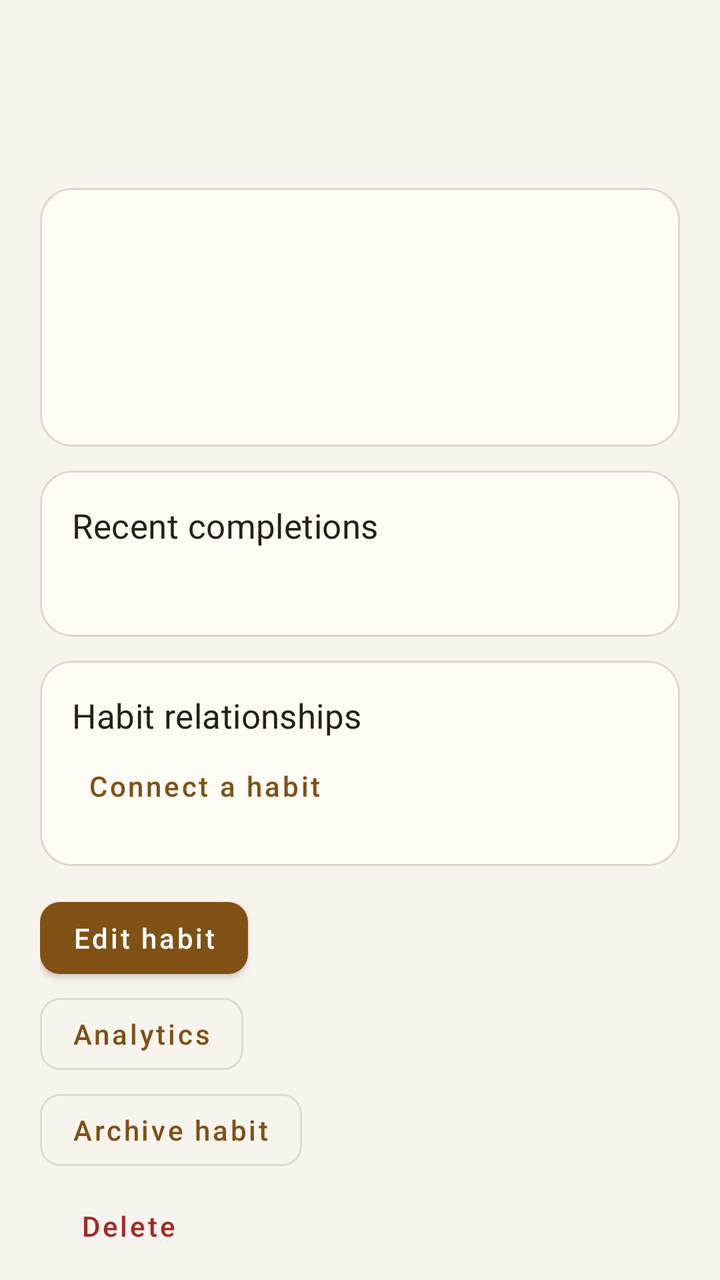
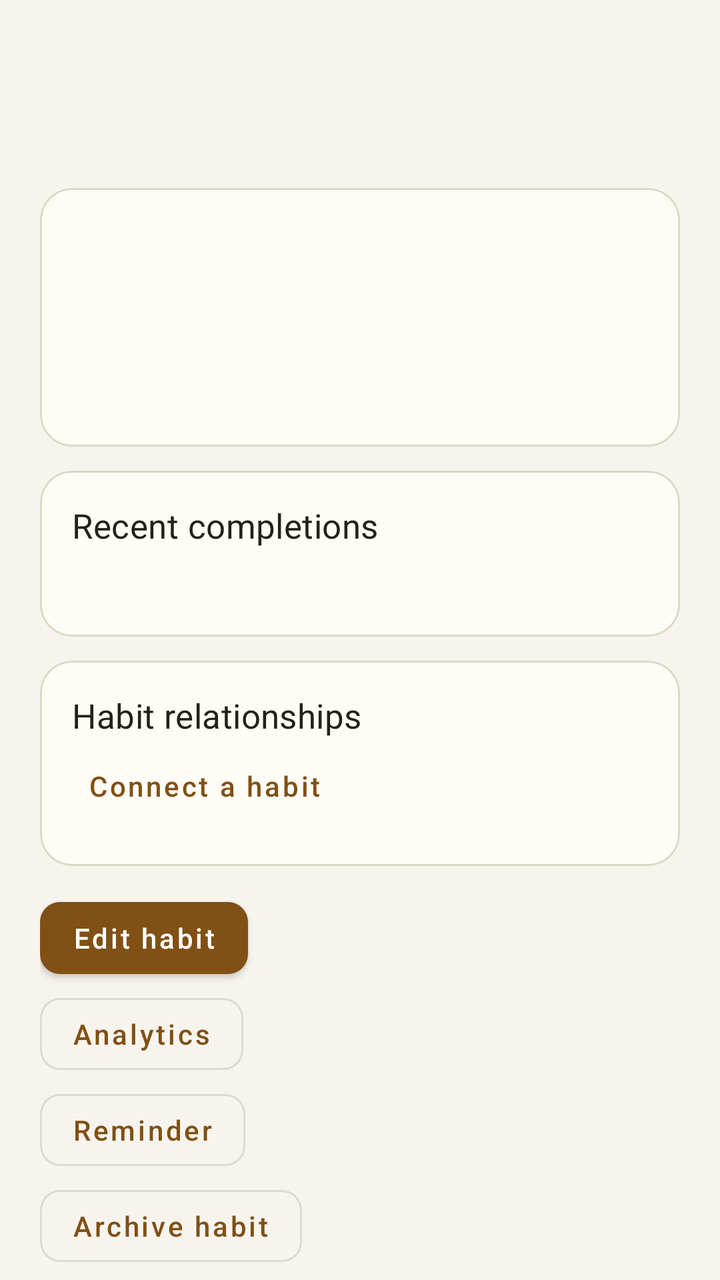

Screens rendered from an Android XML layout before and after an edit, with the pre-edit source and the edit as a unified diff.
<!-- AndroidManifest.xml: application theme Theme.Habitline -->
<!-- res/layout/screen_detail.xml -->
<?xml version="1.0" encoding="utf-8"?>
<androidx.core.widget.NestedScrollView
    xmlns:android="http://schemas.android.com/apk/res/android"
    android:layout_width="match_parent"
    android:layout_height="match_parent"
    android:clipToPadding="false"
    android:fillViewport="true">

    <LinearLayout
        android:layout_width="match_parent"
        android:layout_height="wrap_content"
        android:orientation="vertical"
        android:paddingStart="20dp"
        android:paddingEnd="20dp"
        android:paddingTop="12dp"
        android:paddingBottom="24dp">
        <TextView
            android:id="@+id/detail_name"
            style="@style/Habitline.Title"
            android:layout_width="match_parent"
            android:layout_height="wrap_content" />
        <TextView
            android:id="@+id/detail_status"
            style="@style/Habitline.Caption"
            android:layout_width="match_parent"
            android:layout_height="wrap_content"
            android:layout_marginTop="4dp" />

        <com.google.android.material.card.MaterialCardView
            style="@style/Habitline.Card"
            android:layout_width="match_parent"
            android:layout_height="wrap_content"
            android:layout_marginTop="16dp">
            <LinearLayout
                android:layout_width="match_parent"
                android:layout_height="wrap_content"
                android:orientation="vertical"
                android:padding="16dp">
                <TextView
                    android:id="@+id/detail_description"
                    style="@style/Habitline.Body"
                    android:layout_width="match_parent"
                    android:layout_height="wrap_content" />
                <TextView
                    android:id="@+id/detail_schedule"
                    style="@style/Habitline.Body"
                    android:layout_width="match_parent"
                    android:layout_height="wrap_content" />
                <TextView
                    android:id="@+id/detail_start"
                    style="@style/Habitline.Body"
                    android:layout_width="match_parent"
                    android:layout_height="wrap_content"
                    android:layout_marginTop="8dp" />
                <TextView
                    android:id="@+id/detail_points"
                    style="@style/Habitline.Body"
                    android:layout_width="match_parent"
                    android:layout_height="wrap_content"
                    android:layout_marginTop="8dp" />
            </LinearLayout>
        </com.google.android.material.card.MaterialCardView>

        <com.google.android.material.card.MaterialCardView
            style="@style/Habitline.Card"
            android:layout_width="match_parent"
            android:layout_height="wrap_content"
            android:layout_marginTop="12dp">
            <LinearLayout
                android:layout_width="match_parent"
                android:layout_height="wrap_content"
                android:orientation="vertical"
                android:padding="16dp">
                <TextView
                    style="@style/Habitline.Section"
                    android:layout_width="match_parent"
                    android:layout_height="wrap_content"
                    android:text="@string/recent_history" />
                <TextView
                    android:id="@+id/detail_history"
                    style="@style/Habitline.Body"
                    android:layout_width="match_parent"
                    android:layout_height="wrap_content"
                    android:layout_marginTop="8dp" />
            </LinearLayout>
        </com.google.android.material.card.MaterialCardView>

        <com.google.android.material.card.MaterialCardView
            android:id="@+id/relationship_card"
            style="@style/Habitline.Card"
            android:layout_width="match_parent"
            android:layout_height="wrap_content"
            android:layout_marginTop="12dp">
            <LinearLayout
                android:layout_width="match_parent"
                android:layout_height="wrap_content"
                android:orientation="vertical"
                android:padding="16dp">
                <TextView
                    style="@style/Habitline.Section"
                    android:layout_width="match_parent"
                    android:layout_height="wrap_content"
                    android:text="@string/relationships" />
                <LinearLayout
                    android:id="@+id/relationship_rows"
                    android:layout_width="match_parent"
                    android:layout_height="wrap_content"
                    android:orientation="vertical" />
                <com.google.android.material.button.MaterialButton
                    android:id="@+id/add_relationship"
                    style="@style/Habitline.Button.Text"
                    android:layout_width="wrap_content"
                    android:layout_height="wrap_content"
                    android:minHeight="48dp"
                    android:text="@string/add_relationship" />
            </LinearLayout>
        </com.google.android.material.card.MaterialCardView>
        <com.google.android.material.button.MaterialButton
            android:id="@+id/edit_habit"
            style="@style/Habitline.Button"
            android:layout_width="wrap_content"
            android:layout_height="wrap_content"
            android:minHeight="48dp"
            android:text="@string/edit_habit"
            android:layout_marginTop="12dp" />
        <com.google.android.material.button.MaterialButton
            android:id="@+id/habit_analytics"
            style="@style/Habitline.Button.Outlined"
            android:layout_width="wrap_content"
            android:layout_height="wrap_content"
            android:minHeight="48dp"
            android:text="@string/analytics" />
        <com.google.android.material.button.MaterialButton
            android:id="@+id/archive_habit"
            style="@style/Habitline.Button.Outlined"
            android:layout_width="wrap_content"
            android:layout_height="wrap_content"
            android:minHeight="48dp"
            android:text="@string/archive_habit" />
        <com.google.android.material.button.MaterialButton
            android:id="@+id/delete_habit"
            style="@style/Habitline.Button.Text"
            android:layout_width="wrap_content"
            android:layout_height="wrap_content"
            android:minHeight="48dp"
            android:text="@string/delete"
            android:textColor="@color/app_error" />
    </LinearLayout>
</androidx.core.widget.NestedScrollView>
<!-- resources referenced by this layout -->
<resources>
  <color name="app_error">#A52828</color>
  <string name="add_relationship">Connect a habit</string>
  <string name="analytics">Analytics</string>
  <string name="archive_habit">Archive habit</string>
  <string name="delete">Delete</string>
  <string name="edit_habit">Edit habit</string>
  <string name="recent_history">Recent completions</string>
  <string name="relationships">Habit relationships</string>
  <style name="Habitline.Body" parent="TextAppearance.MaterialComponents.Body1">
          <item name="android:textColor">@color/app_text</item>
          <item name="android:textSize">15sp</item>
      </style>
  <style name="Habitline.Button" parent="Widget.MaterialComponents.Button">
          <item name="android:textAllCaps">false</item>
      </style>
  <style name="Habitline.Button.Outlined" parent="Widget.MaterialComponents.Button.OutlinedButton">
          <item name="android:textAllCaps">false</item>
      </style>
  <style name="Habitline.Button.Text" parent="Widget.MaterialComponents.Button.TextButton">
          <item name="android:textAllCaps">false</item>
      </style>
  <style name="Habitline.Caption" parent="TextAppearance.MaterialComponents.Body2">
          <item name="android:textColor">@color/app_muted</item>
          <item name="android:textSize">14sp</item>
      </style>
  <style name="Habitline.Card" parent="Widget.MaterialComponents.CardView">
          <item name="cardBackgroundColor">@color/app_surface</item>
          <item name="cardCornerRadius">16dp</item>
          <item name="cardElevation">0dp</item>
          <item name="strokeColor">@color/app_outline</item>
          <item name="strokeWidth">1dp</item>
      </style>
  <style name="Habitline.Section" parent="TextAppearance.MaterialComponents.Subtitle1">
          <item name="android:textColor">@color/app_text</item>
          <item name="android:textSize">17sp</item>
          <item name="android:fontFamily">sans-serif-medium</item>
      </style>
  <style name="Habitline.Title" parent="TextAppearance.MaterialComponents.Headline4">
          <item name="android:textColor">@color/app_text</item>
          <item name="android:textSize">32sp</item>
          <item name="android:fontFamily">sans-serif-medium</item>
      </style>
  <style name="Theme.Habitline" parent="Theme.MaterialComponents.DayNight.NoActionBar">
          <item name="colorPrimary">@color/app_primary</item>
          <item name="colorOnPrimary">@color/app_on_primary</item>
          <item name="colorPrimaryDark">@color/app_background</item>
          <item name="colorSecondary">@color/app_primary</item>
          <item name="colorOnSecondary">@color/app_on_primary</item>
          <item name="colorSurface">@color/app_surface</item>
          <item name="colorOnSurface">@color/app_text</item>
          <item name="colorError">@color/app_error</item>
          <item name="android:colorBackground">@color/app_background</item>
          <item name="android:windowBackground">@color/app_background</item>
          <item name="android:navigationBarColor">@color/app_surface</item>
          <item name="android:statusBarColor">@color/app_background</item>
          <item name="android:windowLightStatusBar">@bool/light_system_bars</item>
          <item name="shapeAppearanceSmallComponent">@style/Habitline.Shape.Small</item>
      </style>
  <color name="app_text">#252119</color>
  <color name="app_muted">#635C50</color>
  <color name="app_surface">#FFFCF6</color>
  <color name="app_outline">#DED6C7</color>
  <color name="app_primary">#805014</color>
  <color name="app_on_primary">#FFFFFF</color>
  <color name="app_background">#F7F4EE</color>
  <style name="Habitline.Shape.Small" parent="ShapeAppearance.MaterialComponents.SmallComponent">
          <item name="cornerSize">10dp</item>
      </style>
</resources>

<!-- the commit's change to res/layout/screen_detail.xml (unified diff, before → after) -->
@@ -131,6 +131,13 @@
             android:minHeight="48dp"
             android:text="@string/analytics" />
         <com.google.android.material.button.MaterialButton
+            android:id="@+id/habit_reminder"
+            style="@style/Habitline.Button.Outlined"
+            android:layout_width="wrap_content"
+            android:layout_height="wrap_content"
+            android:minHeight="48dp"
+            android:text="@string/reminder_settings" />
+        <com.google.android.material.button.MaterialButton
             android:id="@+id/archive_habit"
             style="@style/Habitline.Button.Outlined"
             android:layout_width="wrap_content"
<!-- resource entries referenced after the edit -->
@@ -8,6 +8,7 @@
   <string name="edit_habit">Edit habit</string>
   <string name="recent_history">Recent completions</string>
   <string name="relationships">Habit relationships</string>
+  <string name="reminder_settings">Reminder</string>
   <style name="Habitline.Body" parent="TextAppearance.MaterialComponents.Body1">
           <item name="android:textColor">@color/app_text</item>
           <item name="android:textSize">15sp</item>
